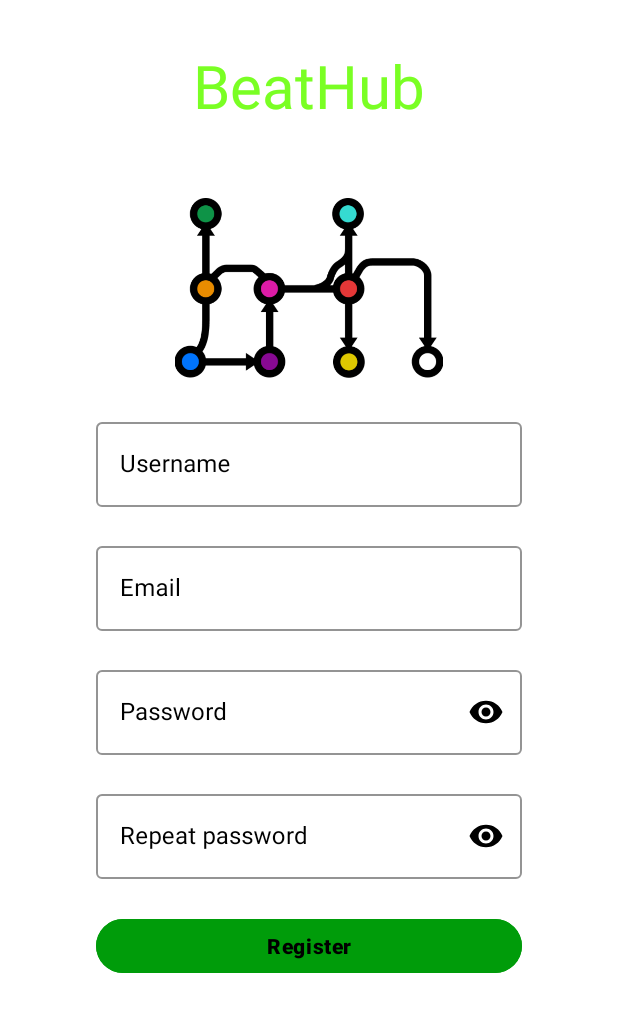
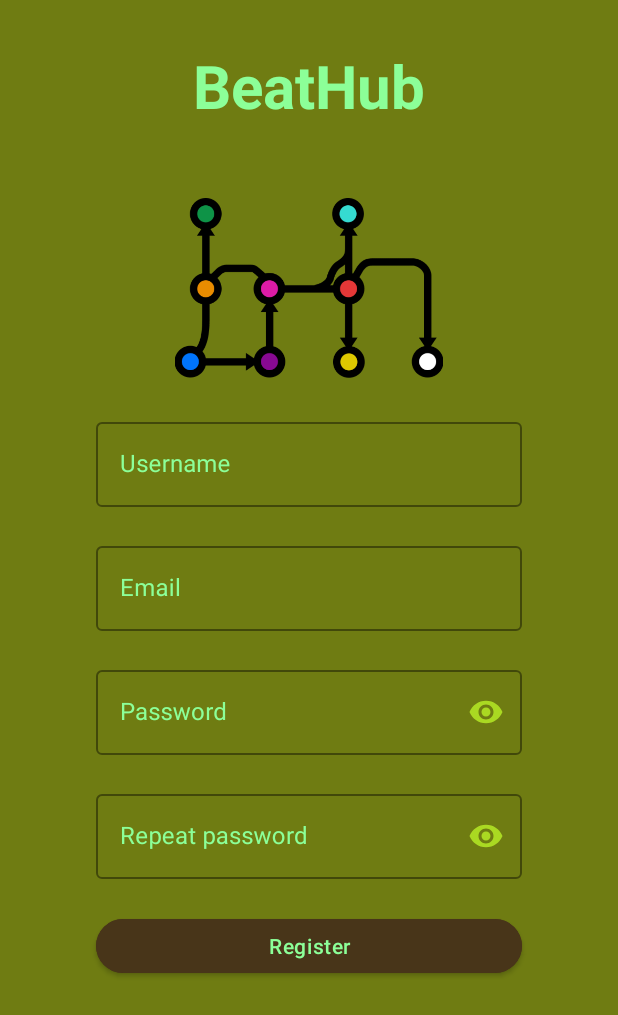
Before and after one commit to beathub-vua/beathub-android, an Android app: the RegisterFragment screen opened through its navigation route, on a phone screen of 412 x 824 dp. Shown: the top 1015 px of the screen. Run offline under Robolectric (Android 15) with nearby library versions, the phone set to English and light mode, and no system bars; libraries missing offline, so code that uses them is left out: com.chuckerteam.chucker, com.jakewharton.retrofit2; 2 statements that could not run were skipped.

Commit message:
color theming

```diff
--- a/app/src/main/java/xyz/beathub/beathub_android/MainActivity.kt
+++ b/app/src/main/java/xyz/beathub/beathub_android/MainActivity.kt
@@ -2,6 +2,7 @@ package xyz.beathub.beathub_android
 
 import android.content.Context
 import android.os.Bundle
+import androidx.appcompat.app.ActionBar
 import androidx.appcompat.app.AppCompatActivity
 import xyz.beathub.beathub_android.databinding.ActivityMainBinding
 import xyz.beathub.beathub_android.modules.ApiModule
@@ -16,6 +17,9 @@ class MainActivity : AppCompatActivity() {
         setContentView(binding.root)
 
         ApiModule.initRetrofit(getPreferences(Context.MODE_PRIVATE),this)
+
+        val actionbar: ActionBar? = supportActionBar
+        actionbar?.hide()
     }
 
 }
--- a/app/src/main/res/layout/fragment_register.xml
+++ b/app/src/main/res/layout/fragment_register.xml
@@ -1,13 +1,19 @@
 <?xml version="1.0" encoding="utf-8"?>
-<LinearLayout xmlns:android="http://schemas.android.com/apk/res/android"
+<ScrollView xmlns:android="http://schemas.android.com/apk/res/android"
     xmlns:app="http://schemas.android.com/apk/res-auto"
     xmlns:tools="http://schemas.android.com/tools"
+    android:layout_width="match_parent"
+    android:layout_height="match_parent"
+    android:background="@color/beathub_4">
+
+    <LinearLayout
         android:id="@+id/registerLayout"
         android:layout_width="match_parent"
         android:layout_height="match_parent"
         android:orientation="vertical"
         android:paddingHorizontal="40dp"
-    android:paddingVertical="30dp">
+        android:paddingVertical="30dp"
+        android:background="@color/beathub_4">
 
         <TextView
             android:id="@+id/textView"
@@ -17,16 +23,17 @@
             android:paddingBottom="24dp"
             android:text="BeatHub"
             android:textAlignment="center"
-        android:textColor="@color/beathub_main"
-        android:textSize="40sp" />
+            android:textColor="@color/beathub_2"
+            android:textSize="40sp"
+            android:textStyle="bold" />
 
         <ImageView
             android:id="@+id/imageView"
             android:layout_width="wrap_content"
             android:layout_height="120dp"
-        android:layout_marginVertical="24dp"
             android:layout_below="@+id/textView"
             android:layout_centerHorizontal="true"
+            android:layout_marginVertical="24dp"
             android:src="@drawable/logo" />
 
         <com.google.android.material.textfield.TextInputLayout
@@ -37,19 +44,19 @@
             android:layout_marginLeft="24dp"
             android:layout_marginRight="24dp"
             android:hint="Username"
-        android:textColor="@color/black"
-        android:textColorHint="@color/black"
-        app:boxStrokeColor="@color/black"
-        app:endIconTint="@color/black"
+            android:textColor="@color/beathub_2"
+            android:textColorHint="@color/beathub_2"
+            app:boxStrokeColor="@color/beathub_3"
+            app:endIconTint="@color/beathub_3"
             app:errorEnabled="true"
-        app:hintTextColor="@color/black">
+            app:hintTextColor="@color/beathub_2">
 
             <com.google.android.material.textfield.TextInputEditText
                 android:id="@+id/etUsername"
                 android:layout_width="match_parent"
                 android:layout_height="wrap_content"
                 android:singleLine="true"
-            android:textColor="@color/black" />
+                android:textColor="@color/beathub_2" />
         </com.google.android.material.textfield.TextInputLayout>
 
         <com.google.android.material.textfield.TextInputLayout
@@ -60,20 +67,20 @@
             android:layout_marginLeft="24dp"
             android:layout_marginRight="24dp"
             android:hint="Email"
-        android:textColor="@color/black"
-        android:textColorHint="@color/black"
-        app:boxStrokeColor="@color/black"
-        app:endIconTint="@color/black"
+            android:textColor="@color/beathub_2"
+            android:textColorHint="@color/beathub_2"
+            app:boxStrokeColor="@color/beathub_3"
+            app:endIconTint="@color/beathub_3"
             app:errorEnabled="true"
-        app:hintTextColor="@color/black">
+            app:hintTextColor="@color/beathub_2">
 
             <com.google.android.material.textfield.TextInputEditText
                 android:id="@+id/etEmail"
                 android:layout_width="match_parent"
                 android:layout_height="wrap_content"
+                android:inputType="textEmailAddress"
                 android:singleLine="true"
-            android:textColor="@color/black"
-            android:inputType="textEmailAddress"/>
+                android:textColor="@color/beathub_2" />
         </com.google.android.material.textfield.TextInputLayout>
 
         <com.google.android.material.textfield.TextInputLayout
@@ -84,14 +91,14 @@
             android:layout_marginLeft="24dp"
             android:layout_marginRight="24dp"
             android:hint="Password"
-        android:textColor="@color/black"
-        android:textColorHint="@color/black"
-        app:boxStrokeColor="@color/black"
-        app:endIconTint="@color/black"
+            android:textColor="@color/beathub_2"
+            android:textColorHint="@color/beathub_2"
+            app:boxStrokeColor="@color/beathub_3"
+            app:endIconTint="@color/beathub_3"
             app:errorEnabled="true"
-        app:hintTextColor="@color/black"
+            app:hintTextColor="@color/beathub_2"
             app:passwordToggleEnabled="true"
-        app:passwordToggleTint="@color/black">
+            app:passwordToggleTint="@color/beathub_3">
 
             <com.google.android.material.textfield.TextInputEditText
                 android:id="@+id/etPassword"
@@ -99,7 +106,7 @@
                 android:layout_height="wrap_content"
                 android:inputType="textPassword"
                 android:singleLine="true"
-            android:textColor="@color/black" />
+                android:textColor="@color/beathub_2" />
         </com.google.android.material.textfield.TextInputLayout>
 
         <com.google.android.material.textfield.TextInputLayout
@@ -110,14 +117,14 @@
             android:layout_marginLeft="24dp"
             android:layout_marginRight="24dp"
             android:hint="Repeat password"
-        android:textColor="@color/black"
-        android:textColorHint="@color/black"
-        app:boxStrokeColor="@color/black"
-        app:endIconTint="@color/black"
+            android:textColor="@color/beathub_2"
+            android:textColorHint="@color/beathub_2"
+            app:boxStrokeColor="@color/beathub_3"
+            app:endIconTint="@color/beathub_3"
             app:errorEnabled="true"
-        app:hintTextColor="@color/black"
+            app:hintTextColor="@color/beathub_2"
             app:passwordToggleEnabled="true"
-        app:passwordToggleTint="@color/black">
+            app:passwordToggleTint="@color/beathub_3">
 
             <com.google.android.material.textfield.TextInputEditText
                 android:id="@+id/etConfirmPassword"
@@ -125,7 +132,7 @@
                 android:layout_height="wrap_content"
                 android:inputType="textPassword"
                 android:singleLine="true"
-            android:textColor="@color/black" />
+                android:textColor="@color/beathub_2" />
         </com.google.android.material.textfield.TextInputLayout>
 
 
@@ -135,19 +142,19 @@
             android:layout_height="wrap_content"
             android:layout_marginLeft="24dp"
             android:layout_marginRight="24dp"
-        android:backgroundTint="@color/beathub_main_dark"
-        android:enabled="false"
+            android:backgroundTint="@color/beathub_1"
             android:letterSpacing="0.03"
             android:text="Register"
             android:textAllCaps="false"
-        android:textColor="@color/black"
-        android:textStyle="bold"
+            android:textColor="@color/beathub_2"
             app:cornerRadius="50dp" />
 
         <Button
             android:id="@+id/btnCancel"
-        android:visibility="gone"
             android:layout_width="130dp"
             android:layout_height="60dp"
-        android:text="Cancel" />
+            android:text="Cancel"
+            android:visibility="gone" />
     </LinearLayout>
+
+</ScrollView>
--- a/app/src/main/res/values/colors.xml
+++ b/app/src/main/res/values/colors.xml
@@ -7,6 +7,9 @@
     <color name="teal_700">#FF018786</color>
     <color name="black">#FF000000</color>
     <color name="white">#FFFFFFFF</color>
-    <color name="beathub_main">#ff7aff24</color>
-    <color name="beathub_main_dark">#009c0a</color>
+    <color name="beathub_2">#8CFF98</color>
+    <color name="beathub_3">#AAD922</color>
+    <color name="beathub_4">#6F7C12</color>
+    <color name="beathub_1">#483519</color>
+    <color name="beathub_5">#000000</color>
 </resources>
--- a/app/src/main/res/values/themes.xml
+++ b/app/src/main/res/values/themes.xml
@@ -4,6 +4,7 @@
 
         <item name="android:windowActionBar">false</item>
         <item name="android:windowNoTitle">true</item>
+        <item name="android:windowFullscreen">true</item>
         <!-- Primary brand color. -->
         <item name="colorPrimary">@color/purple_500</item>
         <item name="colorPrimaryVariant">@color/purple_700</item>
```
Lines whose indentation alone changed are shown as unchanged.
